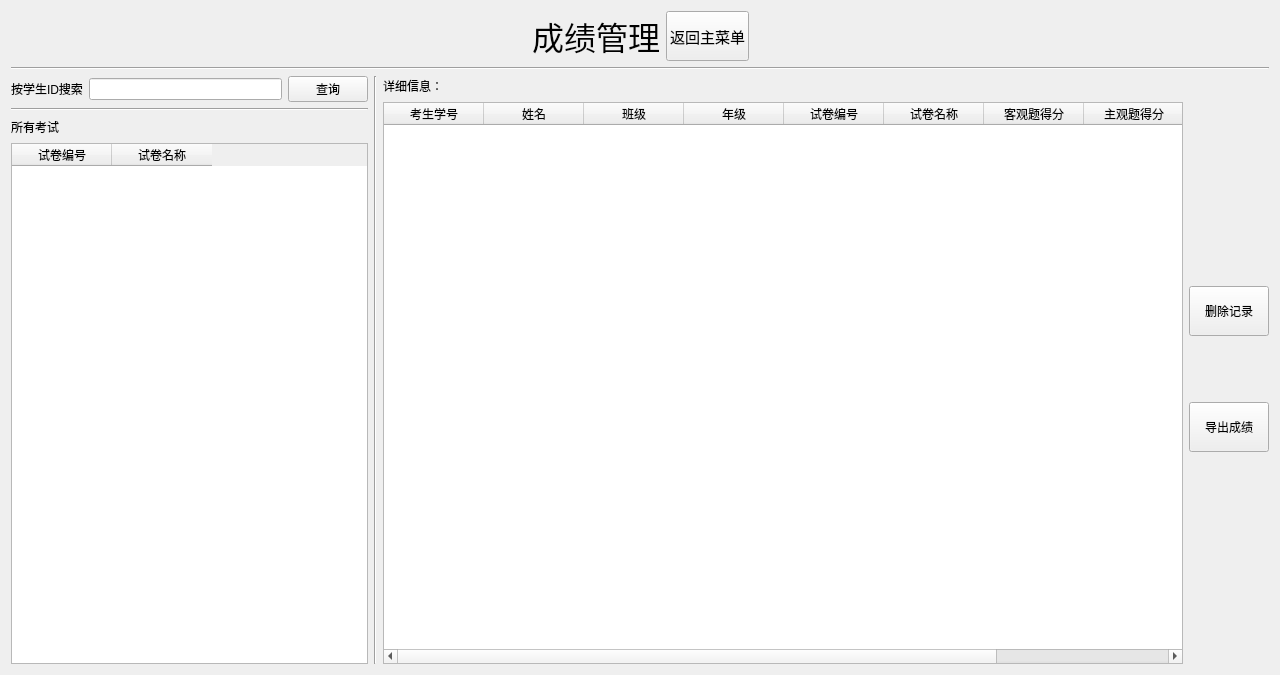
Above: server/ScoreManageUI.ui from AlanForeverAi/Exams before the change. Below: the same form after it.
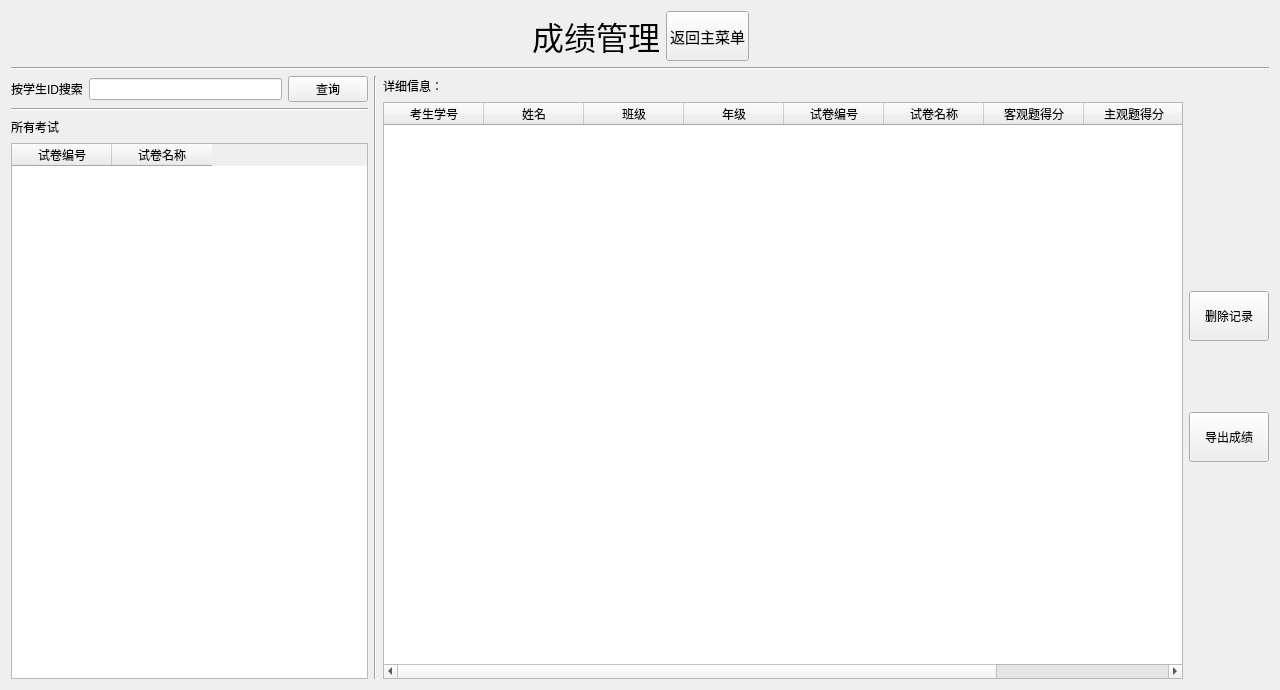
That is the form after the change.

Patch:
```diff
--- a/server/ScoreManageUI.ui
+++ b/server/ScoreManageUI.ui
@@ -7,7 +7,7 @@
     <x>0</x>
     <y>0</y>
     <width>1280</width>
-    <height>675</height>
+    <height>690</height>
    </rect>
   </property>
   <property name="windowTitle">
```
